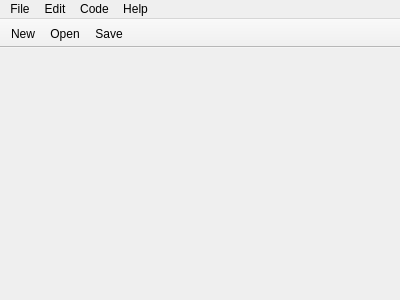
Qt form mainwindow.ui (theCheeseboard/theSlate) before a commit.
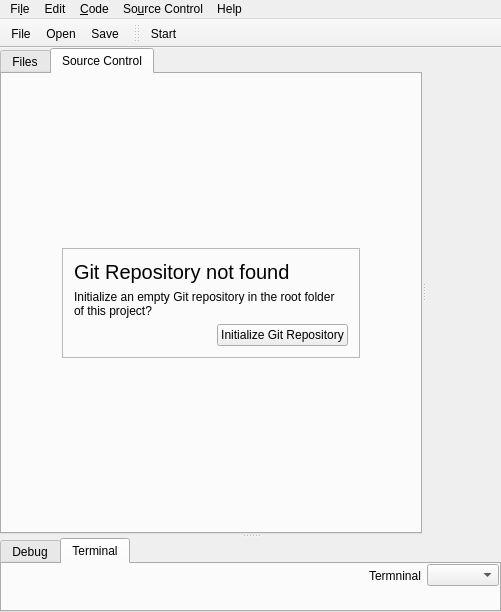
The same form after that commit. The open tabs and pages were chosen to show the change. Icons and pictures are not drawn.

Commit message: Add preliminary project support

Diff of the .ui file:
```diff
--- a/mainwindow.ui
+++ b/mainwindow.ui
@@ -6,8 +6,8 @@
    <rect>
     <x>0</x>
     <y>0</y>
-    <width>400</width>
-    <height>300</height>
+    <width>501</width>
+    <height>612</height>
    </rect>
   </property>
   <property name="windowTitle">
@@ -21,10 +21,7 @@
    <bool>true</bool>
   </property>
   <widget class="QWidget" name="centralWidget">
-   <layout class="QVBoxLayout" name="verticalLayout">
-    <property name="spacing">
-     <number>0</number>
-    </property>
+   <layout class="QVBoxLayout" name="verticalLayout_3">
     <property name="leftMargin">
      <number>0</number>
     </property>
@@ -38,59 +35,541 @@
      <number>0</number>
     </property>
     <item>
-     <widget class="QFrame" name="tabFrame">
-      <property name="frameShape">
-       <enum>QFrame::NoFrame</enum>
+     <widget class="QSplitter" name="splitter_2">
+      <property name="sizePolicy">
+       <sizepolicy hsizetype="Preferred" vsizetype="Expanding">
+        <horstretch>0</horstretch>
+        <verstretch>0</verstretch>
+       </sizepolicy>
       </property>
-      <property name="frameShadow">
-       <enum>QFrame::Raised</enum>
+      <property name="orientation">
+       <enum>Qt::Vertical</enum>
       </property>
-      <layout class="QHBoxLayout" name="horizontalLayout">
-       <property name="leftMargin">
-        <number>0</number>
+      <widget class="QSplitter" name="splitter">
+       <property name="sizePolicy">
+        <sizepolicy hsizetype="Expanding" vsizetype="Preferred">
+         <horstretch>0</horstretch>
+         <verstretch>4</verstretch>
+        </sizepolicy>
        </property>
-       <property name="topMargin">
-        <number>0</number>
+       <property name="orientation">
+        <enum>Qt::Horizontal</enum>
        </property>
-       <property name="rightMargin">
-        <number>0</number>
+       <property name="opaqueResize">
+        <bool>true</bool>
        </property>
-       <property name="bottomMargin">
-        <number>0</number>
-       </property>
-       <item>
-        <layout class="QHBoxLayout" name="tabButtons">
+       <widget class="QFrame" name="projectFrame">
+        <property name="frameShape">
+         <enum>QFrame::NoFrame</enum>
+        </property>
+        <property name="frameShadow">
+         <enum>QFrame::Raised</enum>
+        </property>
+        <layout class="QVBoxLayout" name="verticalLayout">
+         <property name="leftMargin">
+          <number>0</number>
+         </property>
+         <property name="topMargin">
+          <number>0</number>
+         </property>
+         <property name="rightMargin">
+          <number>0</number>
+         </property>
+         <property name="bottomMargin">
+          <number>0</number>
+         </property>
+         <item>
+          <widget class="QTabWidget" name="tabWidget">
+           <property name="currentIndex">
+            <number>1</number>
+           </property>
+           <widget class="QWidget" name="filesTab">
+            <attribute name="title">
+             <string>Files</string>
+            </attribute>
+            <layout class="QVBoxLayout" name="verticalLayout_6">
+             <property name="leftMargin">
+              <number>0</number>
+             </property>
+             <property name="topMargin">
+              <number>0</number>
+             </property>
+             <property name="rightMargin">
+              <number>0</number>
+             </property>
+             <property name="bottomMargin">
+              <number>0</number>
+             </property>
+             <item>
+              <widget class="QTreeView" name="projectTree"/>
+             </item>
+            </layout>
+           </widget>
+           <widget class="QWidget" name="tab_2">
+            <attribute name="title">
+             <string>Source Control</string>
+            </attribute>
+            <layout class="QVBoxLayout" name="verticalLayout_5">
+             <item>
+              <widget class="QStackedWidget" name="sourceControlPanes">
+               <property name="currentIndex">
+                <number>0</number>
+               </property>
+               <widget class="QWidget" name="page">
+                <layout class="QVBoxLayout" name="verticalLayout_8">
+                 <property name="leftMargin">
+                  <number>0</number>
+                 </property>
+                 <property name="topMargin">
+                  <number>0</number>
+                 </property>
+                 <property name="rightMargin">
+                  <number>0</number>
+                 </property>
+                 <property name="bottomMargin">
+                  <number>0</number>
+                 </property>
+                 <item>
+                  <widget class="QFrame" name="frame_2">
+                   <property name="frameShape">
+                    <enum>QFrame::NoFrame</enum>
+                   </property>
+                   <property name="frameShadow">
+                    <enum>QFrame::Raised</enum>
+                   </property>
+                   <layout class="QHBoxLayout" name="horizontalLayout_3">
+                    <property name="leftMargin">
+                     <number>0</number>
+                    </property>
+                    <property name="topMargin">
+                     <number>0</number>
+                    </property>
+                    <property name="rightMargin">
+                     <number>0</number>
+                    </property>
+                    <property name="bottomMargin">
+                     <number>0</number>
+                    </property>
+                    <item>
+                     <widget class="QLineEdit" name="lineEdit">
+                      <property name="placeholderText">
+                       <string>Commit Message</string>
+                      </property>
+                     </widget>
+                    </item>
+                    <item>
+                     <widget class="QToolButton" name="commitButton">
+                      <property name="text">
+                       <string/>
+                      </property>
+                      <property name="icon">
+                       <iconset theme="commit" resource="icons.qrc">
+                        <normaloff>:/icons/commit.svg</normaloff>:/icons/commit.svg</iconset>
+                      </property>
+                      <property name="autoRaise">
+                       <bool>true</bool>
+                      </property>
+                     </widget>
+                    </item>
+                    <item>
+                     <widget class="QToolButton" name="sourceControlOptionsButton">
+                      <property name="text">
+                       <string/>
+                      </property>
+                      <property name="popupMode">
+                       <enum>QToolButton::InstantPopup</enum>
+                      </property>
+                      <property name="autoRaise">
+                       <bool>true</bool>
+                      </property>
+                      <property name="arrowType">
+                       <enum>Qt::DownArrow</enum>
+                      </property>
+                     </widget>
+                    </item>
+                   </layout>
+                  </widget>
+                 </item>
+                 <item>
+                  <widget class="QListWidget" name="modifiedChanges"/>
+                 </item>
+                </layout>
+               </widget>
+               <widget class="QWidget" name="page_2">
+                <layout class="QGridLayout" name="gridLayout_2">
+                 <item row="0" column="1">
+                  <spacer name="verticalSpacer_2">
+                   <property name="orientation">
+                    <enum>Qt::Vertical</enum>
+                   </property>
+                   <property name="sizeHint" stdset="0">
+                    <size>
+                     <width>20</width>
+                     <height>136</height>
+                    </size>
+                   </property>
+                  </spacer>
+                 </item>
+                 <item row="1" column="0">
+                  <spacer name="horizontalSpacer_2">
+                   <property name="orientation">
+                    <enum>Qt::Horizontal</enum>
+                   </property>
+                   <property name="sizeHint" stdset="0">
+                    <size>
+                     <width>38</width>
+                     <height>20</height>
+                    </size>
+                   </property>
+                  </spacer>
+                 </item>
+                 <item row="1" column="1">
+                  <widget class="QFrame" name="frame_3">
+                   <property name="frameShape">
+                    <enum>QFrame::StyledPanel</enum>
+                   </property>
+                   <property name="frameShadow">
+                    <enum>QFrame::Raised</enum>
+                   </property>
+                   <layout class="QVBoxLayout" name="verticalLayout_9">
+                    <item>
+                     <widget class="QLabel" name="label_2">
+                      <property name="font">
+                       <font>
+                        <pointsize>15</pointsize>
+                       </font>
+                      </property>
+                      <property name="text">
+                       <string>Git Repository not found</string>
+                      </property>
+                     </widget>
+                    </item>
+                    <item>
+                     <widget class="QLabel" name="label_4">
+                      <property name="text">
+                       <string>Initialize an empty Git repository in the root folder of this project?</string>
+                      </property>
+                      <property name="wordWrap">
+                       <bool>true</bool>
+                      </property>
+                     </widget>
+                    </item>
+                    <item>
+                     <layout class="QHBoxLayout" name="horizontalLayout_4">
+                      <property name="bottomMargin">
+                       <number>0</number>
+                      </property>
+                      <item>
+                       <spacer name="horizontalSpacer_4">
+                        <property name="orientation">
+                         <enum>Qt::Horizontal</enum>
+                        </property>
+                        <property name="sizeHint" stdset="0">
+                         <size>
+                          <width>40</width>
+                          <height>20</height>
+                         </size>
+                        </property>
+                       </spacer>
+                      </item>
+                      <item>
+                       <widget class="QPushButton" name="pushButton">
+                        <property name="text">
+                         <string>Initialize Git Repository</string>
+                        </property>
+                       </widget>
+                      </item>
+                     </layout>
+                    </item>
+                   </layout>
+                  </widget>
+                 </item>
+                 <item row="1" column="2">
+                  <spacer name="horizontalSpacer_3">
+                   <property name="orientation">
+                    <enum>Qt::Horizontal</enum>
+                   </property>
+                   <property name="sizeHint" stdset="0">
+                    <size>
+                     <width>38</width>
+                     <height>20</height>
+                    </size>
+                   </property>
+                  </spacer>
+                 </item>
+                 <item row="2" column="1">
+                  <spacer name="verticalSpacer">
+                   <property name="orientation">
+                    <enum>Qt::Vertical</enum>
+                   </property>
+                   <property name="sizeHint" stdset="0">
+                    <size>
+                     <width>20</width>
+                     <height>135</height>
+                    </size>
+                   </property>
+                  </spacer>
+                 </item>
+                </layout>
+               </widget>
+              </widget>
+             </item>
+            </layout>
+           </widget>
+          </widget>
+         </item>
+        </layout>
+       </widget>
+       <widget class="QFrame" name="editorFrame">
+        <property name="sizePolicy">
+         <sizepolicy hsizetype="Preferred" vsizetype="Preferred">
+          <horstretch>1</horstretch>
+          <verstretch>0</verstretch>
+         </sizepolicy>
+        </property>
+        <layout class="QVBoxLayout" name="verticalLayout_2">
          <property name="spacing">
           <number>0</number>
          </property>
+         <property name="leftMargin">
+          <number>0</number>
+         </property>
+         <property name="topMargin">
+          <number>0</number>
+         </property>
+         <property name="rightMargin">
+          <number>0</number>
+         </property>
+         <property name="bottomMargin">
+          <number>0</number>
+         </property>
+         <item>
+          <widget class="QFrame" name="tabFrame">
+           <property name="frameShape">
+            <enum>QFrame::NoFrame</enum>
+           </property>
+           <property name="frameShadow">
+            <enum>QFrame::Raised</enum>
+           </property>
+           <layout class="QHBoxLayout" name="horizontalLayout">
+            <property name="spacing">
+             <number>0</number>
+            </property>
+            <property name="leftMargin">
+             <number>0</number>
+            </property>
+            <property name="topMargin">
+             <number>0</number>
+            </property>
+            <property name="rightMargin">
+             <number>0</number>
+            </property>
+            <property name="bottomMargin">
+             <number>0</number>
+            </property>
+            <item>
+             <layout class="QHBoxLayout" name="tabButtons">
+              <property name="spacing">
+               <number>0</number>
+              </property>
+             </layout>
+            </item>
+            <item>
+             <widget class="QPushButton" name="closeButton">
+              <property name="sizePolicy">
+               <sizepolicy hsizetype="Maximum" vsizetype="Fixed">
+                <horstretch>0</horstretch>
+                <verstretch>0</verstretch>
+               </sizepolicy>
+              </property>
+              <property name="text">
+               <string/>
+              </property>
+              <property name="icon">
+               <iconset theme="tab-close" resource="icons.qrc">
+                <normaloff>:/icons/tab-close.svg</normaloff>:/icons/tab-close.svg</iconset>
+              </property>
+              <property name="flat">
+               <bool>true</bool>
+              </property>
+             </widget>
+            </item>
+           </layout>
+          </widget>
+         </item>
+         <item>
+          <widget class="QStackedWidget" name="tabs"/>
+         </item>
         </layout>
-       </item>
-       <item>
-        <widget class="QPushButton" name="closeButton">
-         <property name="sizePolicy">
-          <sizepolicy hsizetype="Maximum" vsizetype="Fixed">
-           <horstretch>0</horstretch>
-           <verstretch>0</verstretch>
-          </sizepolicy>
-         </property>
-         <property name="text">
-          <string/>
-         </property>
-         <property name="icon">
-          <iconset theme="tab-close" resource="icons.qrc">
-           <normaloff>:/icons/tab-close.svg</normaloff>:/icons/tab-close.svg</iconset>
-         </property>
-         <property name="flat">
-          <bool>true</bool>
-         </property>
-        </widget>
-       </item>
-      </layout>
+       </widget>
+      </widget>
+      <widget class="QFrame" name="debugFrame">
+       <property name="sizePolicy">
+        <sizepolicy hsizetype="Preferred" vsizetype="Preferred">
+         <horstretch>0</horstretch>
+         <verstretch>1</verstretch>
+        </sizepolicy>
+       </property>
+       <property name="frameShape">
+        <enum>QFrame::NoFrame</enum>
+       </property>
+       <property name="frameShadow">
+        <enum>QFrame::Raised</enum>
+       </property>
+       <layout class="QVBoxLayout" name="verticalLayout_4">
+        <property name="leftMargin">
+         <number>0</number>
+        </property>
+        <property name="topMargin">
+         <number>0</number>
+        </property>
+        <property name="rightMargin">
+         <number>0</number>
+        </property>
+        <property name="bottomMargin">
+         <number>0</number>
+        </property>
+        <item>
+         <widget class="QTabWidget" name="debugTabs">
+          <property name="sizePolicy">
+           <sizepolicy hsizetype="Expanding" vsizetype="Expanding">
+            <horstretch>0</horstretch>
+            <verstretch>0</verstretch>
+           </sizepolicy>
+          </property>
+          <property name="currentIndex">
+           <number>0</number>
+          </property>
+          <widget class="QWidget" name="tab">
+           <attribute name="title">
+            <string>Debug</string>
+           </attribute>
+           <layout class="QGridLayout" name="gridLayout">
+            <item row="0" column="1">
+             <widget class="QComboBox" name="runConfigurations">
+              <property name="sizePolicy">
+               <sizepolicy hsizetype="Expanding" vsizetype="Fixed">
+                <horstretch>0</horstretch>
+                <verstretch>0</verstretch>
+               </sizepolicy>
+              </property>
+             </widget>
+            </item>
+            <item row="0" column="0">
+             <widget class="QLabel" name="label">
+              <property name="text">
+               <string>Run Configuration</string>
+              </property>
+             </widget>
+            </item>
+           </layout>
+          </widget>
+          <widget class="QWidget" name="tab_3">
+           <attribute name="title">
+            <string>Terminal</string>
+           </attribute>
+           <layout class="QVBoxLayout" name="verticalLayout_7">
+            <property name="spacing">
+             <number>0</number>
+            </property>
+            <property name="leftMargin">
+             <number>0</number>
+            </property>
+            <property name="topMargin">
+             <number>0</number>
+            </property>
+            <property name="rightMargin">
+             <number>0</number>
+            </property>
+            <property name="bottomMargin">
+             <number>0</number>
+            </property>
+            <item>
+             <widget class="QFrame" name="frame">
+              <property name="frameShape">
+               <enum>QFrame::NoFrame</enum>
+              </property>
+              <property name="frameShadow">
+               <enum>QFrame::Raised</enum>
+              </property>
+              <layout class="QHBoxLayout" name="horizontalLayout_2">
+               <property name="leftMargin">
+                <number>0</number>
+               </property>
+               <property name="topMargin">
+                <number>0</number>
+               </property>
+               <property name="rightMargin">
+                <number>0</number>
+               </property>
+               <property name="bottomMargin">
+                <number>0</number>
+               </property>
+               <item>
+                <widget class="QToolButton" name="newTerminalButton">
+                 <property name="text">
+                  <string/>
+                 </property>
+                 <property name="icon">
+                  <iconset theme="list-add">
+                   <normaloff>.</normaloff>.</iconset>
+                 </property>
+                 <property name="autoRaise">
+                  <bool>true</bool>
+                 </property>
+                </widget>
+               </item>
+               <item>
+                <widget class="QToolButton" name="closeTerminal">
+                 <property name="text">
+                  <string/>
+                 </property>
+                 <property name="icon">
+                  <iconset theme="window-close">
+                   <normaloff>.</normaloff>.</iconset>
+                 </property>
+                 <property name="autoRaise">
+                  <bool>true</bool>
+                 </property>
+                </widget>
+               </item>
+               <item>
+                <spacer name="horizontalSpacer">
+                 <property name="orientation">
+                  <enum>Qt::Horizontal</enum>
+                 </property>
+                 <property name="sizeHint" stdset="0">
+                  <size>
+                   <width>40</width>
+                   <height>20</height>
+                  </size>
+                 </property>
+                </spacer>
+               </item>
+               <item>
+                <widget class="QLabel" name="label_3">
+                 <property name="text">
+                  <string>Termninal</string>
+                 </property>
+                </widget>
+               </item>
+               <item>
+                <widget class="QComboBox" name="terminalBox"/>
+               </item>
+              </layout>
+             </widget>
+            </item>
+            <item>
+             <widget class="QStackedWidget" name="terminals"/>
+            </item>
+           </layout>
+          </widget>
+         </widget>
+        </item>
+       </layout>
+      </widget>
      </widget>
     </item>
-    <item>
-     <widget class="QStackedWidget" name="tabs"/>
-    </item>
    </layout>
   </widget>
   <widget class="QMenuBar" name="menuBar">
@@ -98,7 +577,7 @@
     <rect>
      <x>0</x>
      <y>0</y>
-     <width>400</width>
+     <width>501</width>
      <height>22</height>
     </rect>
    </property>
@@ -107,7 +586,7 @@
    </property>
    <widget class="QMenu" name="menuFile">
     <property name="title">
-     <string>File</string>
+     <string>Fi&amp;le</string>
     </property>
     <addaction name="actionNew"/>
     <addaction name="separator"/>
@@ -126,7 +605,7 @@
    </widget>
    <widget class="QMenu" name="menuCode">
     <property name="title">
-     <string>Code</string>
+     <string>&amp;Code</string>
     </property>
     <addaction name="actionNo_Highlighting"/>
    </widget>
@@ -136,9 +615,19 @@
     </property>
     <addaction name="actionAbout"/>
    </widget>
+   <widget class="QMenu" name="menuSource_Control">
+    <property name="title">
+     <string>So&amp;urce Control</string>
+    </property>
+    <addaction name="actionPush"/>
+    <addaction name="actionPull"/>
+    <addaction name="separator"/>
+    <addaction name="actionFetch"/>
+   </widget>
    <addaction name="menuFile"/>
    <addaction name="menuEdit"/>
    <addaction name="menuCode"/>
+   <addaction name="menuSource_Control"/>
    <addaction name="menuHelp"/>
   </widget>
   <widget class="QToolBar" name="mainToolBar">
@@ -161,13 +650,25 @@
    <addaction name="actionOpen"/>
    <addaction name="actionSave"/>
   </widget>
+  <widget class="QToolBar" name="toolBar">
+   <property name="windowTitle">
+    <string>toolBar</string>
+   </property>
+   <attribute name="toolBarArea">
+    <enum>TopToolBarArea</enum>
+   </attribute>
+   <attribute name="toolBarBreak">
+    <bool>false</bool>
+   </attribute>
+   <addaction name="actionStart"/>
+  </widget>
   <action name="actionNew">
    <property name="icon">
     <iconset theme="document-new" resource="icons.qrc">
      <normaloff>:/icons/document-new.svg</normaloff>:/icons/document-new.svg</iconset>
    </property>
    <property name="text">
-    <string>New</string>
+    <string>&amp;File</string>
    </property>
    <property name="toolTip">
     <string>New</string>
@@ -182,7 +683,7 @@
      <normaloff>:/icons/document-save.svg</normaloff>:/icons/document-save.svg</iconset>
    </property>
    <property name="text">
-    <string>Save</string>
+    <string>&amp;Save</string>
    </property>
    <property name="toolTip">
     <string>Save</string>
@@ -197,7 +698,7 @@
      <normaloff>:/icons/document-open.svg</normaloff>:/icons/document-open.svg</iconset>
    </property>
    <property name="text">
-    <string>Open</string>
+    <string>&amp;Open</string>
    </property>
    <property name="toolTip">
     <string>Open</string>
@@ -277,7 +778,82 @@
      <normaloff>:/icons/help-about.svg</normaloff>:/icons/help-about.svg</iconset>
    </property>
    <property name="text">
-    <string>About</string>
+    <string>&amp;About</string>
+   </property>
+  </action>
+  <action name="actionNew_theSlate_Project">
+   <property name="icon">
+    <iconset theme="document-new" resource="icons.qrc">
+     <normaloff>:/icons/document-new.svg</normaloff>:/icons/document-new.svg</iconset>
+   </property>
+   <property name="text">
+    <string>New theSlate &amp;Project</string>
+   </property>
+   <property name="shortcut">
+    <string>Ctrl+Shift+N</string>
+   </property>
+  </action>
+  <action name="actionPrint">
+   <property name="icon">
+    <iconset theme="document-print">
+     <normaloff>.</normaloff>.</iconset>
+   </property>
+   <property name="text">
+    <string>&amp;Print</string>
+   </property>
+   <property name="shortcut">
+    <string>Ctrl+P</string>
+   </property>
+  </action>
+  <action name="actionNew_File_in_Project">
+   <property name="text">
+    <string>New File in Project</string>
+   </property>
+  </action>
+  <action name="actionFile_in_Project">
+   <property name="icon">
+    <iconset theme="document-new" resource="icons.qrc">
+     <normaloff>:/icons/document-new.svg</normaloff>:/icons/document-new.svg</iconset>
+   </property>
+   <property name="text">
+    <string>File &amp;in Project</string>
+   </property>
+  </action>
+  <action name="actionPush">
+   <property name="text">
+    <string>Push</string>
+   </property>
+  </action>
+  <action name="actionPull">
+   <property name="text">
+    <string>Pull</string>
+   </property>
+  </action>
+  <action name="actionFetch">
+   <property name="text">
+    <string>Fetch</string>
+   </property>
+  </action>
+  <action name="actionStart">
+   <property name="icon">
+    <iconset theme="system-run"/>
+   </property>
+   <property name="text">
+    <string>Start</string>
+   </property>
+   <property name="shortcut">
+    <string>F5</string>
+   </property>
+  </action>
+  <action name="actionSave_All">
+   <property name="icon">
+    <iconset theme="document-save"/>
+   </property>
+   <property name="text">
+    <string>Save All</string>
+   </property>
+   <property name="shortcut">
+    <string>Ctrl+Alt+S</string>
    </property>
   </action>
  </widget>
```
Left out of the diff: 28 changed lines with no effect on the pictures. The commit also changes 20 other files.
